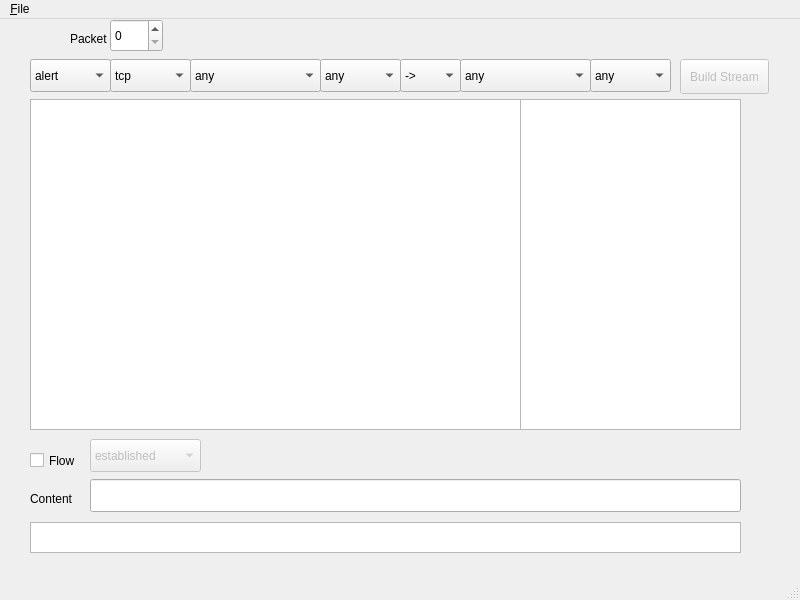
First picture: the form in mainwindow.ui, repository etrombly/snort-rule-tool, before the edit.
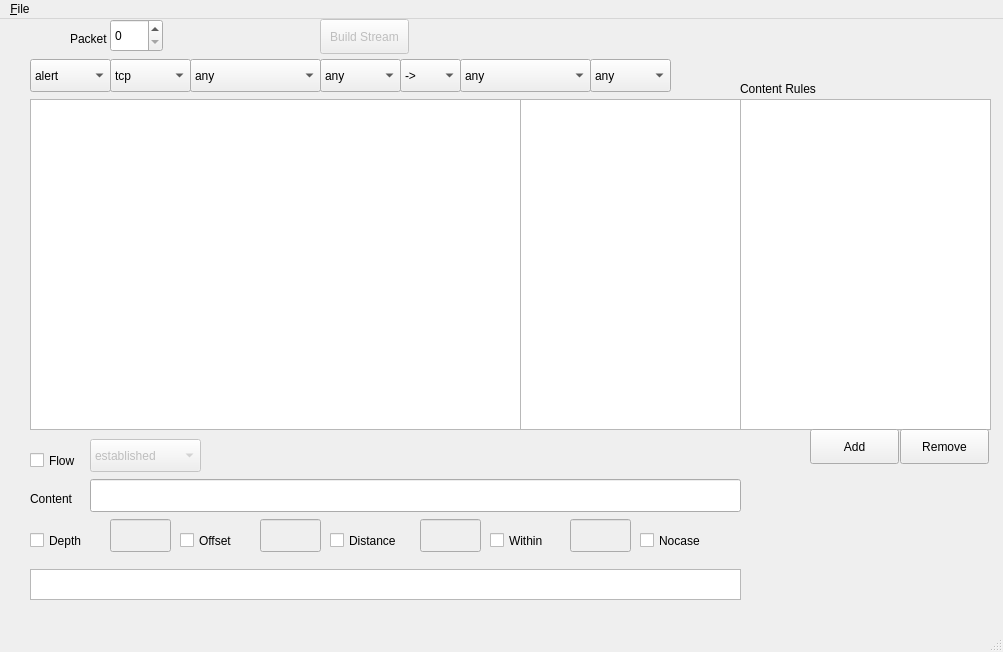
Second picture: the form after the edit.

Commit message: added recursive searching and nocase

```diff
--- a/mainwindow.ui
+++ b/mainwindow.ui
@@ -6,8 +6,8 @@
    <rect>
     <x>0</x>
     <y>0</y>
-    <width>800</width>
-    <height>600</height>
+    <width>1003</width>
+    <height>652</height>
    </rect>
   </property>
   <property name="windowTitle">
@@ -223,7 +223,7 @@
     <property name="geometry">
      <rect>
       <x>30</x>
-      <y>503</y>
+      <y>550</y>
       <width>711</width>
       <height>31</height>
      </rect>
@@ -362,8 +362,8 @@
     </property>
     <property name="geometry">
      <rect>
-      <x>680</x>
-      <y>40</y>
+      <x>320</x>
+      <y>0</y>
       <width>89</width>
       <height>35</height>
      </rect>
@@ -372,13 +372,179 @@
      <string>Build Stream</string>
     </property>
    </widget>
+   <widget class="QCheckBox" name="depthCheck">
+    <property name="geometry">
+     <rect>
+      <x>30</x>
+      <y>510</y>
+      <width>71</width>
+      <height>23</height>
+     </rect>
+    </property>
+    <property name="text">
+     <string>Depth</string>
+    </property>
+   </widget>
+   <widget class="QLineEdit" name="depthEdit">
+    <property name="enabled">
+     <bool>false</bool>
+    </property>
+    <property name="geometry">
+     <rect>
+      <x>110</x>
+      <y>500</y>
+      <width>61</width>
+      <height>33</height>
+     </rect>
+    </property>
+   </widget>
+   <widget class="QCheckBox" name="offsetCheck">
+    <property name="geometry">
+     <rect>
+      <x>180</x>
+      <y>510</y>
+      <width>81</width>
+      <height>23</height>
+     </rect>
+    </property>
+    <property name="text">
+     <string>Offset</string>
+    </property>
+   </widget>
+   <widget class="QLineEdit" name="offsetEdit">
+    <property name="enabled">
+     <bool>false</bool>
+    </property>
+    <property name="geometry">
+     <rect>
+      <x>260</x>
+      <y>500</y>
+      <width>61</width>
+      <height>33</height>
+     </rect>
+    </property>
+   </widget>
+   <widget class="QCheckBox" name="distanceCheck">
+    <property name="geometry">
+     <rect>
+      <x>330</x>
+      <y>510</y>
+      <width>91</width>
+      <height>23</height>
+     </rect>
+    </property>
+    <property name="text">
+     <string>Distance</string>
+    </property>
+   </widget>
+   <widget class="QLineEdit" name="distanceEdit">
+    <property name="enabled">
+     <bool>false</bool>
+    </property>
+    <property name="geometry">
+     <rect>
+      <x>420</x>
+      <y>500</y>
+      <width>61</width>
+      <height>33</height>
+     </rect>
+    </property>
+   </widget>
+   <widget class="QCheckBox" name="withinCheck">
+    <property name="geometry">
+     <rect>
+      <x>490</x>
+      <y>510</y>
+      <width>93</width>
+      <height>23</height>
+     </rect>
+    </property>
+    <property name="text">
+     <string>Within</string>
+    </property>
+   </widget>
+   <widget class="QLineEdit" name="withinEdit">
+    <property name="enabled">
+     <bool>false</bool>
+    </property>
+    <property name="geometry">
+     <rect>
+      <x>570</x>
+      <y>500</y>
+      <width>61</width>
+      <height>33</height>
+     </rect>
+    </property>
+   </widget>
+   <widget class="QCheckBox" name="nocaseCheck">
+    <property name="geometry">
+     <rect>
+      <x>640</x>
+      <y>510</y>
+      <width>93</width>
+      <height>23</height>
+     </rect>
+    </property>
+    <property name="text">
+     <string>Nocase</string>
+    </property>
+   </widget>
+   <widget class="QListWidget" name="contentList">
+    <property name="geometry">
+     <rect>
+      <x>740</x>
+      <y>80</y>
+      <width>251</width>
+      <height>331</height>
+     </rect>
+    </property>
+   </widget>
+   <widget class="QLabel" name="label_3">
+    <property name="geometry">
+     <rect>
+      <x>740</x>
+      <y>60</y>
+      <width>91</width>
+      <height>19</height>
+     </rect>
+    </property>
+    <property name="text">
+     <string>Content Rules</string>
+    </property>
+   </widget>
+   <widget class="QPushButton" name="ruleRemoveButton">
+    <property name="geometry">
+     <rect>
+      <x>900</x>
+      <y>410</y>
+      <width>89</width>
+      <height>35</height>
+     </rect>
+    </property>
+    <property name="text">
+     <string>Remove</string>
+    </property>
+   </widget>
+   <widget class="QPushButton" name="addRuleButton">
+    <property name="geometry">
+     <rect>
+      <x>810</x>
+      <y>410</y>
+      <width>89</width>
+      <height>35</height>
+     </rect>
+    </property>
+    <property name="text">
+     <string>Add</string>
+    </property>
+   </widget>
   </widget>
   <widget class="QMenuBar" name="menubar">
    <property name="geometry">
     <rect>
      <x>0</x>
      <y>0</y>
-     <width>800</width>
+     <width>1003</width>
      <height>31</height>
     </rect>
    </property>
```
The commit also changes 3 other files.
